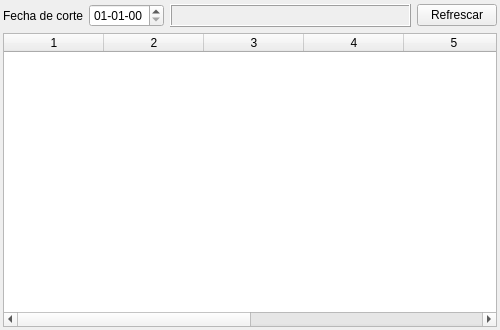
Old version of the form summarydebts.ui in the repository GonzaloHernandez/jpbilling.
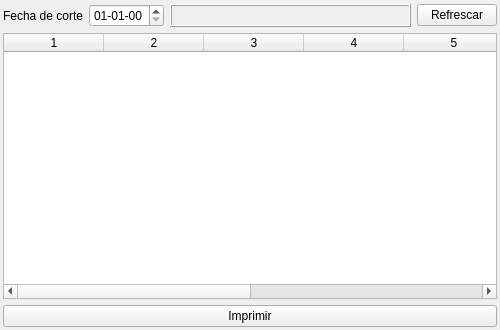
New version of the form.

The edit to the form file:
```diff
--- a/summarydebts.ui
+++ b/summarydebts.ui
@@ -100,6 +100,13 @@
      <column/>
     </widget>
    </item>
+   <item>
+    <widget class="QPushButton" name="button_print">
+     <property name="text">
+      <string>Imprimir</string>
+     </property>
+    </widget>
+   </item>
   </layout>
  </widget>
  <resources/>
```
